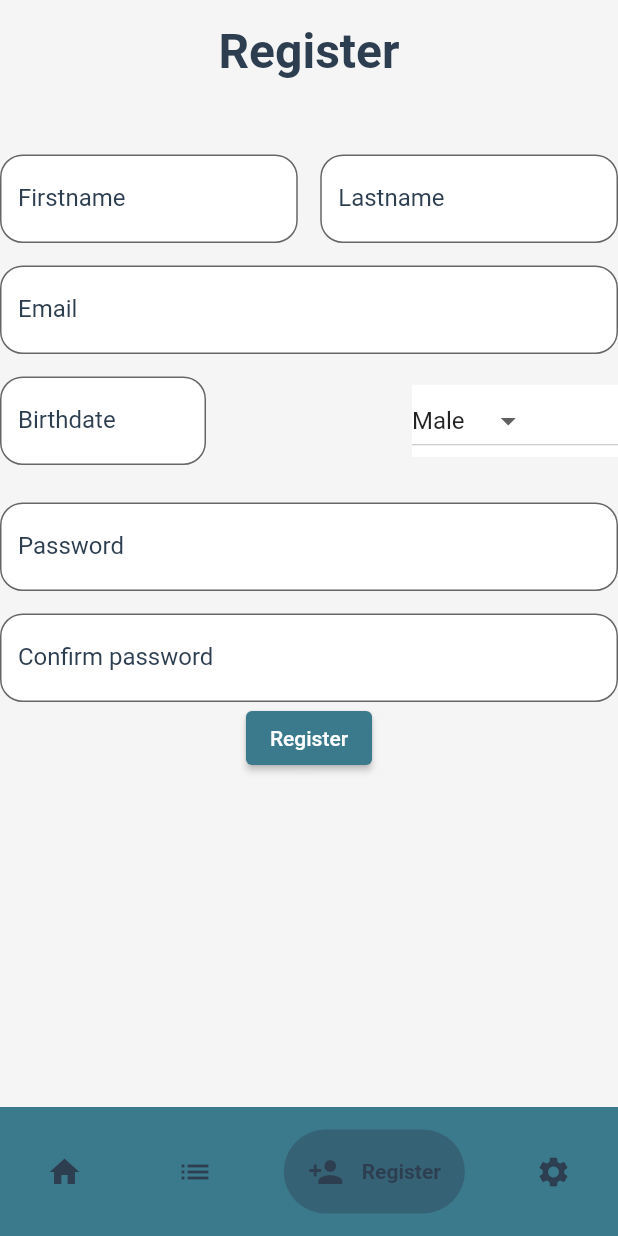
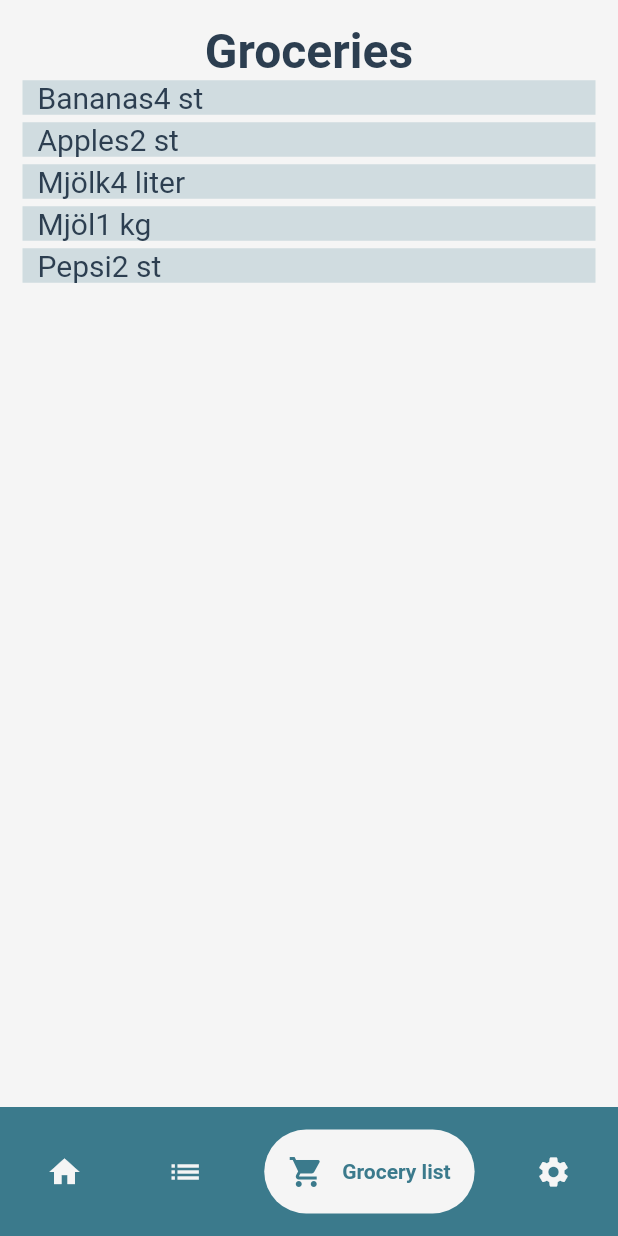
Before and after one commit to ChristianBernheim/Recipe-app, a Flutter app: the screen it shows once a user with an empty profile is signed in, item 3 of the bottom bar chosen, on a phone screen of 412 x 824 dp. Run offline on Flutter 3.47's test engine with Material 2 defaults, Android fonts, the phone set to English and light mode, and no system bars; drawn by our look-alikes of google_nav_bar; our stand-ins replace cloud_firestore, firebase_auth, firebase_core, get, google_sign_in; accounts and stored records are empty.

```diff
--- a/lib/model/user.dart
+++ b/lib/model/user.dart
@@ -43,6 +43,7 @@ class UserModel {
         lastname: data["Lastname"],
         gender: data["Gender"],
         birthday: data["Birthday"],
-        email: data["Email"]);
+        email: data["Email"],
+        profilePicture: data["ProfilePicture"]);
   }
 }
--- /dev/null
+++ b/lib/screen/grocery_list_screen.dart
@@ -0,0 +1,70 @@
+import 'package:flutter/material.dart';
+import 'package:recipe_app/widgets/grocery_tile.dart';
+import 'package:recipe_app/widgets/title_tile.dart';
+
+class GroceryListScreen extends StatefulWidget {
+  GroceryListScreen({super.key});
+
+  @override
+  State<GroceryListScreen> createState() => _GroceryListScreenState();
+}
+
+class _GroceryListScreenState extends State<GroceryListScreen> {
+  List groceries = [
+    [false, "Bananas", 4, "st"],
+    [false, "Apples", 2, "st"],
+    [false, "Mjölk", 4, "liter"],
+    [false, "Mjöl", 1, "kg"],
+    [false, "Pepsi", 2, "st"],
+  ];
+
+  void checkBoxChange(bool? value, int index) {
+    setState(() {
+      groceries[index][0] = !groceries[index][0];
+    });
+  }
+
+  @override
+  Widget build(BuildContext context) {
+    return Scaffold(
+      backgroundColor: Theme.of(context).colorScheme.background,
+      body: Container(
+        width: double.infinity,
+        child: Container(
+          child: Column(
+            mainAxisAlignment: MainAxisAlignment.center,
+            children: [
+              TitleTile(title: "Groceries"),
+              SizedBox(
+                height: MediaQuery.of(context).size.height - 140,
+                width: MediaQuery.of(context).size.width - 30,
+                child: ListView.builder(
+                    itemCount: groceries.length,
+                    itemBuilder: (
+                      BuildContext context,
+                      int index,
+                    ) {
+                      return GestureDetector(
+                        onTap: () {
+                          setState(() {
+                            checkBoxChange(!groceries[index][0], index);
+                          });
+                        },
+                        child: GroceryTile(
+                            groceryPickedUp: groceries[index][0],
+                            onChanged: (value) {
+                              checkBoxChange(value, index);
+                            },
+                            title: groceries[index][1],
+                            amount: groceries[index][2],
+                            unit: groceries[index][3]),
+                      );
+                    }),
+              ),
+            ],
+          ),
+        ),
+      ),
+    );
+  }
+}
--- a/lib/screen/main_logged_in_screen.dart
+++ b/lib/screen/main_logged_in_screen.dart
@@ -1,6 +1,7 @@
 // ignore_for_file: file_names, prefer_const_constructors, use_key_in_widget_constructors, prefer_const_literals_to_create_immutables
 import 'package:flutter/material.dart';
 import 'package:google_nav_bar/google_nav_bar.dart';
+import 'package:recipe_app/screen/grocery_list_screen.dart';
 import 'package:recipe_app/screen/home_screen.dart';
 
 import 'package:recipe_app/screen/register_screen.dart';
@@ -18,7 +19,7 @@ class MainLoggedInScreenState extends State<MainLoggedInScreen> {
   final List<Widget> _screens = [
     HomeScreen(),
     WeeklyFoodListScreen(),
-    RegisterScreen(),
+    GroceryListScreen(),
     SettingsScreen(),
   ];
 
@@ -33,10 +34,10 @@ class MainLoggedInScreenState extends State<MainLoggedInScreen> {
           padding: const EdgeInsets.all(15.0),
           child: GNav(
             backgroundColor: Theme.of(context).colorScheme.primary,
-            color: Theme.of(context).colorScheme.tertiary,
-            activeColor: Theme.of(context).colorScheme.tertiary,
+            color: Theme.of(context).colorScheme.background,
+            activeColor: Theme.of(context).colorScheme.primary,
             tabBackgroundColor:
-                Theme.of(context).colorScheme.tertiary.withOpacity(0.4),
+                Theme.of(context).colorScheme.background.withOpacity(1),
             gap: 12,
             padding: EdgeInsets.all(16),
             tabs: [
@@ -48,7 +49,7 @@ class MainLoggedInScreenState extends State<MainLoggedInScreen> {
                 icon: Icons.list,
                 text: 'Weekly Food list',
               ),
-              GButton(icon: Icons.person_add, text: 'Register'),
+              GButton(icon: Icons.local_grocery_store, text: 'Grocery list'),
               GButton(
                 icon: Icons.settings,
                 text: 'Settings',
--- a/lib/screen/recipe_screen.dart
+++ b/lib/screen/recipe_screen.dart
@@ -1,7 +1,7 @@
 // ignore_for_file: prefer_const_constructors, prefer_const_literals_to_create_immutables, sized_box_for_whitespace
 
 import 'package:flutter/material.dart';
-import 'package:recipe_app/widgets/Ingredient.dart';
+import 'package:recipe_app/widgets/ingredient.dart';
 import 'package:recipe_app/widgets/title_tile.dart';
 
 class RecipeScreen extends StatelessWidget {
--- a/lib/screen/register_screen.dart
+++ b/lib/screen/register_screen.dart
@@ -5,7 +5,7 @@ import 'package:flutter/material.dart';
 import 'package:get/get.dart';
 import 'package:intl/intl.dart';
 import 'package:recipe_app/model/user.dart';
-import 'package:recipe_app/repository/user_repository.dart';
+import 'package:recipe_app/controllers/user_controller.dart';
 import 'package:recipe_app/screen/log_in_screen.dart';
 import 'package:recipe_app/widgets/text_field_widget.dart';
 import 'package:recipe_app/widgets/title_tile.dart';
--- /dev/null
+++ b/lib/widgets/grocery_tile.dart
@@ -0,0 +1,71 @@
+import 'package:flutter/material.dart';
+import 'package:recipe_app/widgets/title_tile.dart';
+
+class GroceryTile extends StatelessWidget {
+  GroceryTile({
+    Key? key,
+    required this.groceryPickedUp,
+    required this.onChanged,
+    required this.title,
+    required this.amount,
+    required this.unit,
+  }) : super(key: key);
+
+  final bool groceryPickedUp;
+  final ValueChanged<bool?>? onChanged;
+  final String title;
+  final int amount;
+  final String unit;
+
+  @override
+  Widget build(BuildContext context) {
+    return Column(
+      children: [
+        GestureDetector(
+          onTap: () {
+            onChanged?.call(!groceryPickedUp);
+          },
+          child: Container(
+            width: MediaQuery.of(context).size.width,
+            color: groceryPickedUp
+                ? Colors.greenAccent
+                : Theme.of(context).colorScheme.primary.withOpacity(0.2),
+            child: Padding(
+              padding: const EdgeInsets.only(
+                left: 10,
+                right: 10,
+              ),
+              //Get 2 text and place them at start and at end?
+              child: Row(
+                children: [
+                  Text("$title",
+                      style: TextStyle(
+                        color: groceryPickedUp
+                            ? Colors.green
+                            : Theme.of(context).colorScheme.tertiary,
+                        decoration: groceryPickedUp
+                            ? TextDecoration.lineThrough
+                            : TextDecoration.none,
+                        fontSize: 20,
+                      )),
+                  Text("${amount.toString()} $unit",
+                      textAlign: TextAlign.end,
+                      style: TextStyle(
+                        color: groceryPickedUp
+                            ? Colors.green
+                            : Theme.of(context).colorScheme.tertiary,
+                        decoration: groceryPickedUp
+                            ? TextDecoration.lineThrough
+                            : TextDecoration.none,
+                        fontSize: 20,
+                      )),
+                ],
+              ),
+            ),
+          ),
+        ),
+        SizedBox(height: 5)
+      ],
+    );
+  }
+}
```
Also changed, not shown: lib/model/family.dart (added, +34 -0 lines), lib/model/recipe.dart (added, +51 -0 lines), lib/screen/home_screen.dart (+79 -65 lines), lib/controllers/user_controller.dart (renamed from lib/repository/user_repository.dart).
